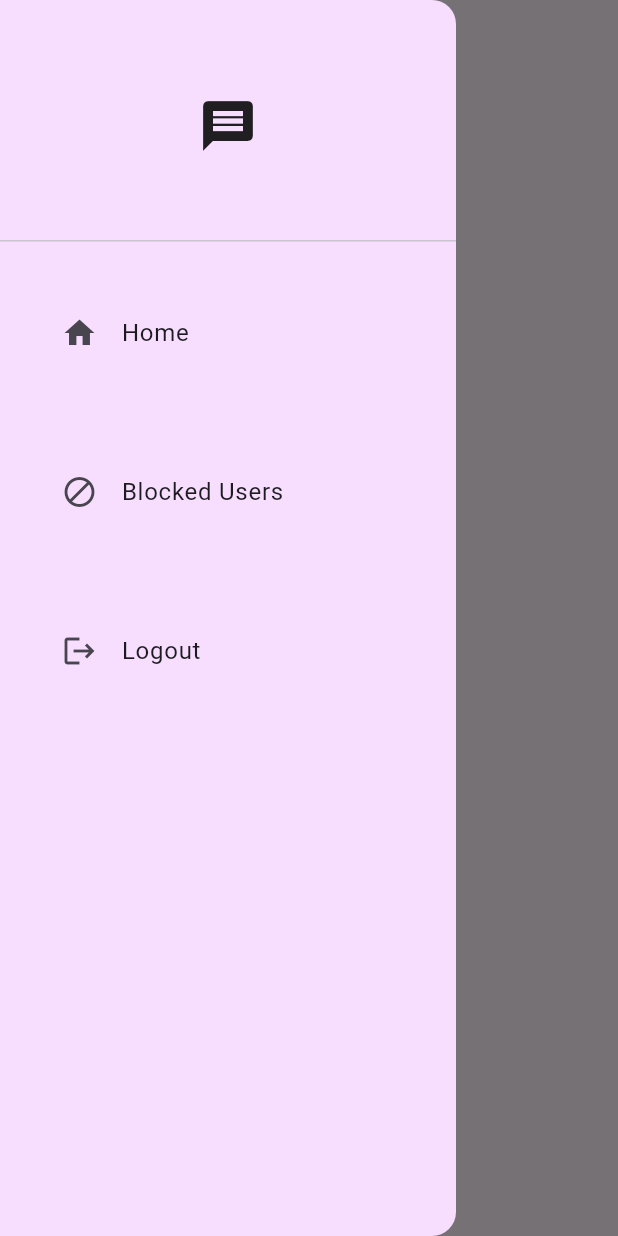
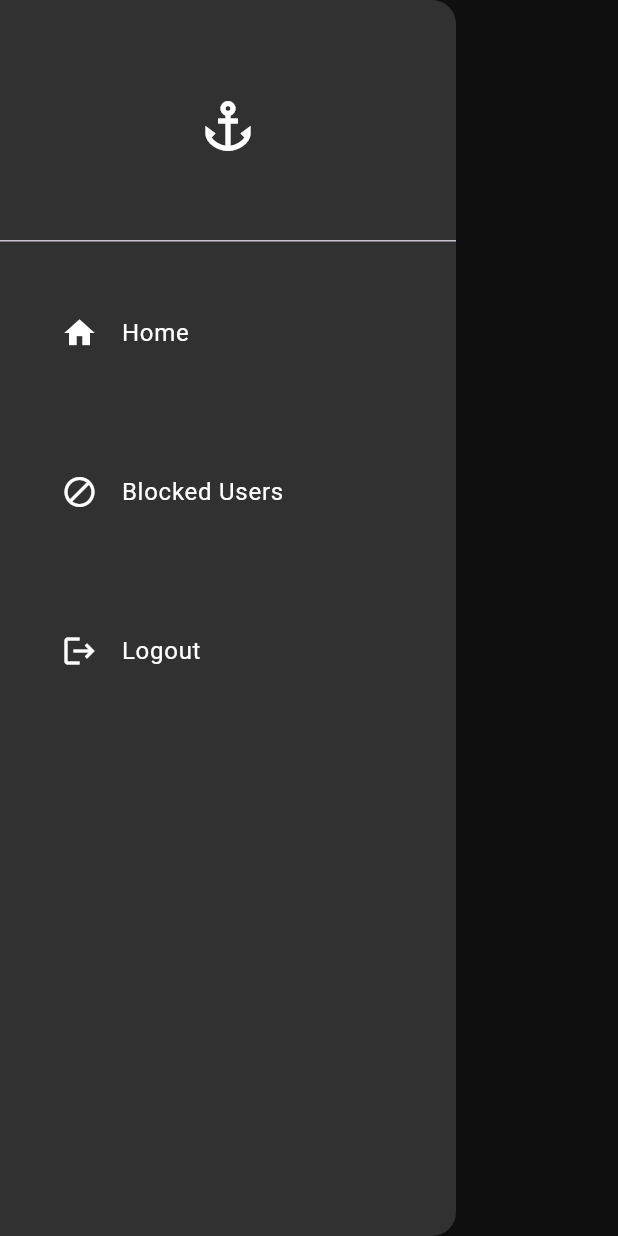
Before and after one commit to sourabhpramod/souchat---Texting-app-flutter, a Flutter app: the screen it shows once a user with an empty profile is signed in, with the side drawer open, on a phone screen of 412 x 824 dp. Run offline on Flutter 3.47's test engine with Material 3 defaults, Android fonts, the phone set to English and light mode, and no system bars; our stand-ins replace cloud_firestore, firebase_auth, firebase_core, flutter_dotenv; accounts and stored records are empty; network calls fail.

Commit message:
All functionalities and designing done

```diff
--- a/lib/components/my_button.dart
+++ b/lib/components/my_button.dart
@@ -14,7 +14,7 @@ class myButton extends StatelessWidget {
       onTap: onTap,
       child: Container(
         decoration: BoxDecoration(
-          color: Theme.of(context).colorScheme.secondary,
+          color: Colors.white,
           borderRadius: BorderRadius.circular(8),
         ),
         padding: EdgeInsets.all(12),
--- a/lib/components/my_drawer.dart
+++ b/lib/components/my_drawer.dart
@@ -17,21 +17,25 @@ class MyDrawer extends StatelessWidget {
   @override
   Widget build(BuildContext context) {
     return Drawer(
-        backgroundColor: Color.fromARGB(255, 247, 222, 255),
+        backgroundColor: const Color.fromARGB(255, 49, 49, 49),
         child: Column(
           children: [
             DrawerHeader(
               child: Center(
                   child: Icon(
-                Icons.message,
+                Icons.anchor,
+                color: Colors.white,
                 size: 40,
               )),
             ),
             Padding(
               padding: const EdgeInsets.all(25.0),
               child: ListTile(
-                title: Text("Home"),
-                leading: Icon(Icons.home),
+                title: Text("Home", style: TextStyle(color: Colors.white)),
+                leading: Icon(
+                  Icons.home,
+                  color: Colors.white,
+                ),
                 onTap: () {
                   Navigator.pop(context);
                 },
@@ -40,8 +44,11 @@ class MyDrawer extends StatelessWidget {
             Padding(
               padding: const EdgeInsets.all(25.0),
               child: ListTile(
-                title: Text("Blocked Users"),
-                leading: Icon(Icons.block),
+                title: Text(
+                  "Blocked Users",
+                  style: TextStyle(color: Colors.white),
+                ),
+                leading: Icon(Icons.block, color: Colors.white),
                 onTap: () {
                   Navigator.pop(context);
                   Navigator.push(context,
@@ -52,8 +59,11 @@ class MyDrawer extends StatelessWidget {
             Padding(
               padding: const EdgeInsets.all(25.0),
               child: ListTile(
-                title: Text("Logout"),
-                leading: Icon(Icons.logout),
+                title: Text("Logout", style: TextStyle(color: Colors.white)),
+                leading: Icon(
+                  Icons.logout,
+                  color: Colors.white,
+                ),
                 onTap: () {
                   logout();
                 },
--- a/lib/pages/home_page.dart
+++ b/lib/pages/home_page.dart
@@ -16,11 +16,17 @@ class HomePage extends StatelessWidget {
   Widget build(BuildContext context) {
     return Scaffold(
       appBar: AppBar(
-        title: const Text("Home"),
+        title: const Text(
+          "Home",
+          style: TextStyle(color: Colors.white),
+        ),
+        backgroundColor: Colors.grey.shade900,
         centerTitle: true,
+        iconTheme: IconThemeData(color: Colors.white),
       ),
       drawer: const MyDrawer(),
       body: _buildUserList(),
+      backgroundColor: Colors.grey.shade900,
     );
   }
 
```
Also changed, not shown: lib/components/chat_bubble.dart (+57 -15 lines), lib/components/my_text_field.dart (+1 -9 lines), lib/components/user_tile.dart (+5 -2 lines), lib/pages/chat_page.dart (+8 -3 lines), lib/pages/login_page.dart (+9 -6 lines), lib/pages/register_page.dart (+10 -6 lines), lib/pages/settings_page.dart (+24 -5 lines), 2 other files.
